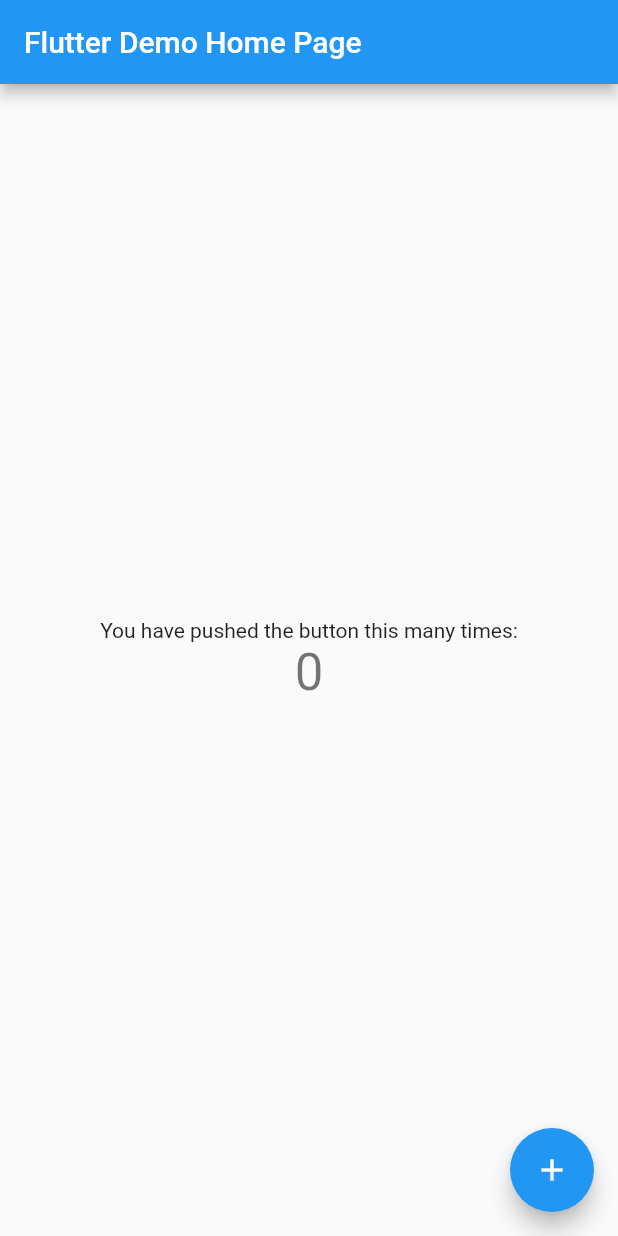
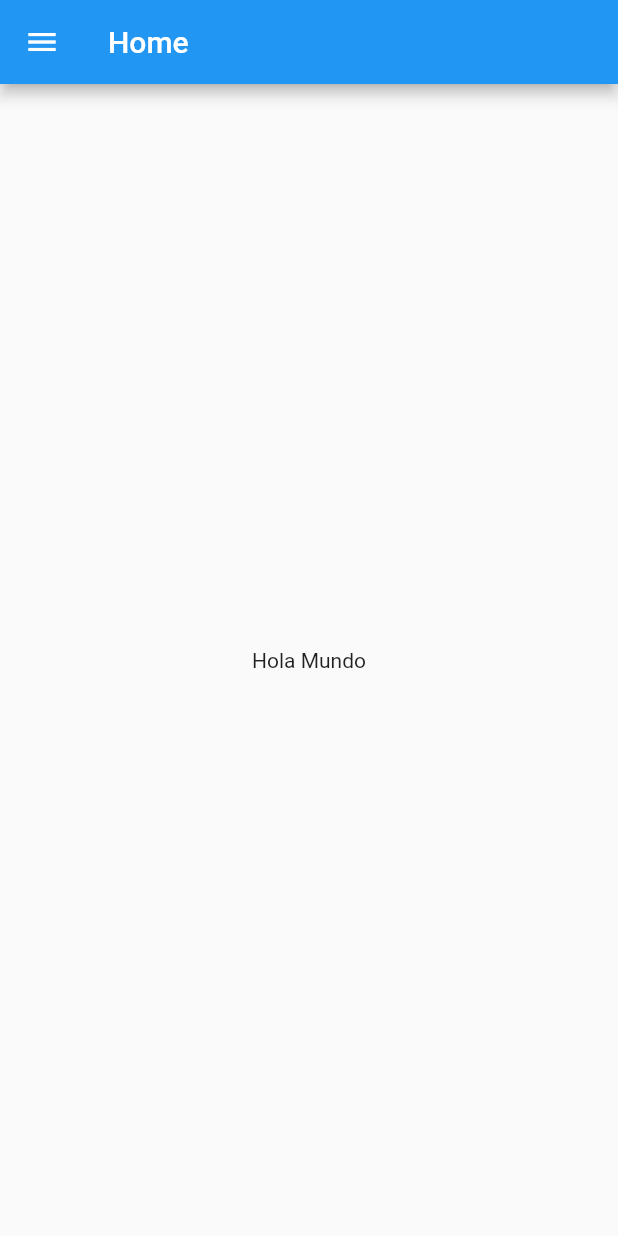
Before and after one commit to Viqui-Alaro/preferences_usuario, a Flutter app: the screen it shows after launch, on a phone screen of 412 x 824 dp. Run offline on Flutter 3.47's test engine with Material 2 defaults, Android fonts, the phone set to English and light mode, and no system bars.

Commit message:
Implementaciopn de home y setting

```diff
--- a/lib/main.dart
+++ b/lib/main.dart
@@ -1,113 +1,26 @@
 import 'package:flutter/material.dart';
+import 'package:flutter_preferences/screens/home_screen.dart';
+import 'package:flutter_preferences/screens/settings_screen.dart';
 
-void main() {
-  runApp(MyApp());
-}
+void main() => runApp(const MyApp());
 
 class MyApp extends StatelessWidget {
-  // This widget is the root of your application.
+
+
+
+const MyApp ({Key? key}): super(key: key);
+
   @override
   Widget build(BuildContext context) {
     return MaterialApp(
-      title: 'Flutter Demo',
-      theme: ThemeData(
-        // This is the theme of your application.
-        //
-        // Try running your application with "flutter run". You'll see the
-        // application has a blue toolbar. Then, without quitting the app, try
-        // changing the primarySwatch below to Colors.green and then invoke
-        // "hot reload" (press "r" in the console where you ran "flutter run",
-        // or simply save your changes to "hot reload" in a Flutter IDE).
-        // Notice that the counter didn't reset back to zero; the application
-        // is not restarted.
-        primarySwatch: Colors.blue,
-      ),
-      home: MyHomePage(title: 'Flutter Demo Home Page'),
+      title: 'Material App',
+      debugShowCheckedModeBanner: true,
+      initialRoute: HomeScreen.routerName,
+      routes: {
+        HomeScreen.routerName :(_)=> const HomeScreen(),
+        SettingScreen.routerName :(_)=> const SettingScreen(),
+      },
+
     );
   }
 }
-
-class MyHomePage extends StatefulWidget {
-  MyHomePage({Key? key, required this.title}) : super(key: key);
-
-  // This widget is the home page of your application. It is stateful, meaning
-  // that it has a State object (defined below) that contains fields that affect
-  // how it looks.
-
-  // This class is the configuration for the state. It holds the values (in this
-  // case the title) provided by the parent (in this case the App widget) and
-  // used by the build method of the State. Fields in a Widget subclass are
-  // always marked "final".
-
-  final String title;
-
-  @override
-  _MyHomePageState createState() => _MyHomePageState();
-}
-
-class _MyHomePageState extends State<MyHomePage> {
-  int _counter = 0;
-
-  void _incrementCounter() {
-    setState(() {
-      // This call to setState tells the Flutter framework that something has
-      // changed in this State, which causes it to rerun the build method below
-      // so that the display can reflect the updated values. If we changed
-      // _counter without calling setState(), then the build method would not be
-      // called again, and so nothing would appear to happen.
-      _counter++;
-    });
-  }
-
-  @override
-  Widget build(BuildContext context) {
-    // This method is rerun every time setState is called, for instance as done
-    // by the _incrementCounter method above.
-    //
-    // The Flutter framework has been optimized to make rerunning build methods
-    // fast, so that you can just rebuild anything that needs updating rather
-    // than having to individually change instances of widgets.
-    return Scaffold(
-      appBar: AppBar(
-        // Here we take the value from the MyHomePage object that was created by
-        // the App.build method, and use it to set our appbar title.
-        title: Text(widget.title),
-      ),
-      body: Center(
-        // Center is a layout widget. It takes a single child and positions it
-        // in the middle of the parent.
-        child: Column(
-          // Column is also a layout widget. It takes a list of children and
-          // arranges them vertically. By default, it sizes itself to fit its
-          // children horizontally, and tries to be as tall as its parent.
-          //
-          // Invoke "debug painting" (press "p" in the console, choose the
-          // "Toggle Debug Paint" action from the Flutter Inspector in Android
-          // Studio, or the "Toggle Debug Paint" command in Visual Studio Code)
-          // to see the wireframe for each widget.
-          //
-          // Column has various properties to control how it sizes itself and
-          // how it positions its children. Here we use mainAxisAlignment to
-          // center the children vertically; the main axis here is the vertical
-          // axis because Columns are vertical (the cross axis would be
-          // horizontal).
-          mainAxisAlignment: MainAxisAlignment.center,
-          children: <Widget>[
-            Text(
-              'You have pushed the button this many times:',
-            ),
-            Text(
-              '$_counter',
-              style: Theme.of(context).textTheme.headline4,
-            ),
-          ],
-        ),
-      ),
-      floatingActionButton: FloatingActionButton(
-        onPressed: _incrementCounter,
-        tooltip: 'Increment',
-        child: Icon(Icons.add),
-      ), // This trailing comma makes auto-formatting nicer for build methods.
-    );
-  }
-}
--- /dev/null
+++ b/lib/screens/home_screen.dart
@@ -0,0 +1,24 @@
+
+
+import 'package:flutter/material.dart';
+
+
+class HomeScreen extends StatelessWidget {
+
+  static const String routerName = 'Home';
+
+  const HomeScreen ({Key? key}): super(key: key);
+
+  @override
+  Widget build(BuildContext context) {
+    return Scaffold(
+      appBar: AppBar(
+        title: const Text('Home'),
+      ),
+      drawer: Container(color: Colors.white,),
+      body:const Center(
+        child: Text('Hola Mundo'),
+     ),
+   );
+  }
+}
--- /dev/null
+++ b/lib/screens/screens.dart
@@ -0,0 +1,4 @@
+
+
+export 'package:flutter_preferences/screens/home_screen.dart';
+export 'package:flutter_preferences/screens/settings_screen.dart';
```
Also changed, not shown: lib/screens/settings_screen.dart (added, +24 -0 lines).
